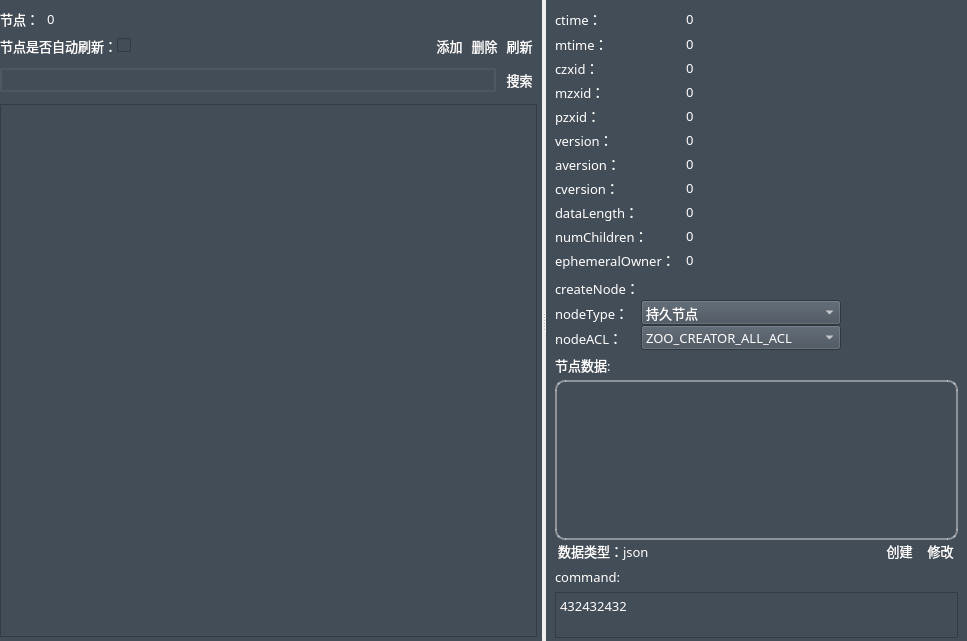
This is zookeeperwidget.ui in HuaGouFdog/Fdog-Kit as Qt 5 draws it before an edit. The edited form follows.
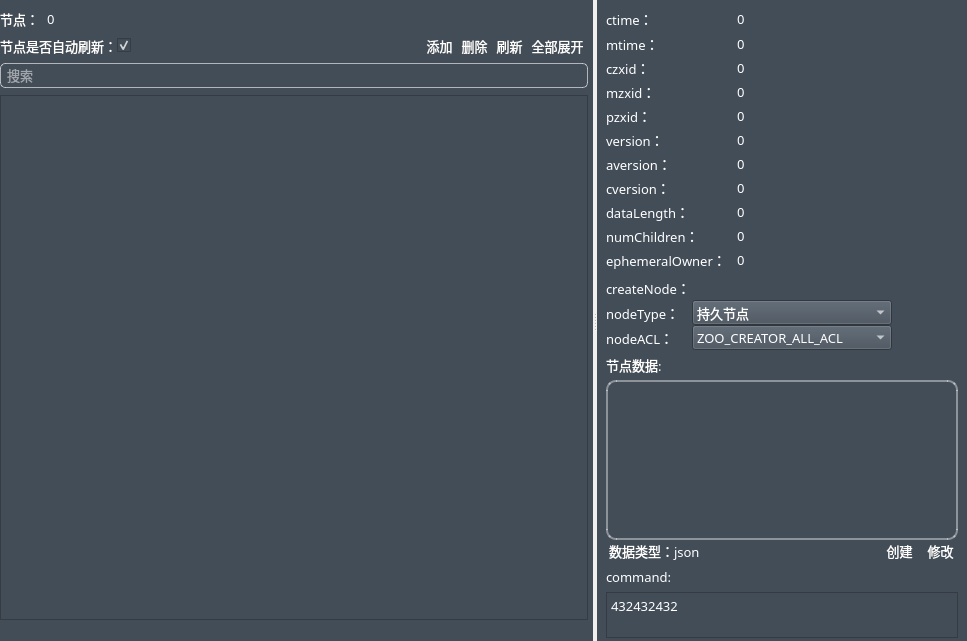
This is the edited form. Icons and pictures are not drawn.

Patch:
```diff
--- a/zookeeperwidget.ui
+++ b/zookeeperwidget.ui
@@ -93,7 +93,7 @@
         <number>5</number>
        </property>
        <property name="bottomMargin">
-        <number>3</number>
+        <number>20</number>
        </property>
        <item>
         <widget class="QWidget" name="horizontalWidget_1_1_l" native="true">
@@ -154,7 +154,7 @@
          <property name="minimumSize">
           <size>
            <width>0</width>
-           <height>0</height>
+           <height>22</height>
           </size>
          </property>
          <layout class="QHBoxLayout" name="horizontalLayout">
@@ -197,6 +197,12 @@
             <property name="text">
              <string/>
             </property>
+            <property name="checked">
+             <bool>true</bool>
+            </property>
+            <property name="tristate">
+             <bool>false</bool>
+            </property>
            </widget>
           </item>
           <item>
@@ -383,6 +389,63 @@
             </property>
            </widget>
           </item>
+          <item>
+           <widget class="QToolButton" name="toolButton_unfold">
+            <property name="minimumSize">
+             <size>
+              <width>0</width>
+              <height>22</height>
+             </size>
+            </property>
+            <property name="maximumSize">
+             <size>
+              <width>80</width>
+              <height>22</height>
+             </size>
+            </property>
+            <property name="font">
+             <font>
+              <family>OPPOSans B</family>
+              <pointsize>10</pointsize>
+              <stylestrategy>PreferAntialias</stylestrategy>
+             </font>
+            </property>
+            <property name="styleSheet">
+             <string notr="true">QToolButton {
+	color: rgb(255, 255, 255);
+	background-color: rgba(255, 255, 255, 0);
+	border: none;
+}
+
+QToolButton::menu-indicator { 
+	image: None;
+}
+
+ 
+QToolButton:hover {
+	color: rgb(255, 255, 255);
+	background-color: rgba(255, 255, 255, 0);
+	border: none;
+}</string>
+            </property>
+            <property name="text">
+             <string>全部展开</string>
+            </property>
+            <property name="icon">
+             <iconset resource="lib.qrc">
+              <normaloff>:/lib/update2.png</normaloff>:/lib/update2.png</iconset>
+            </property>
+            <property name="iconSize">
+             <size>
+              <width>14</width>
+              <height>14</height>
+             </size>
+            </property>
+            <property name="toolButtonStyle">
+             <enum>Qt::ToolButtonTextBesideIcon</enum>
+            </property>
+           </widget>
+          </item>
          </layout>
         </widget>
        </item>
@@ -391,18 +454,27 @@
          <property name="minimumSize">
           <size>
            <width>0</width>
-           <height>34</height>
+           <height>25</height>
           </size>
          </property>
+         <property name="styleSheet">
+          <string notr="true">#horizontalWidget_1_3_l{
+	border: 1px solid rgba(255, 255, 255, 150);
+	border-radius: 5px;
+}</string>
+         </property>
          <layout class="QHBoxLayout" name="horizontalLayout_3">
+          <property name="spacing">
+           <number>0</number>
+          </property>
           <property name="leftMargin">
-           <number>0</number>
+           <number>5</number>
           </property>
           <property name="topMargin">
            <number>0</number>
           </property>
           <property name="rightMargin">
-           <number>0</number>
+           <number>5</number>
           </property>
           <property name="bottomMargin">
            <number>0</number>
@@ -416,64 +488,50 @@
              </font>
             </property>
             <property name="styleSheet">
-             <string notr="true">border: 2px solid rgb(108, 117, 125, 65);</string>
+             <string notr="true"/>
             </property>
-           </widget>
-          </item>
-          <item>
-           <widget class="QToolButton" name="toolButton_search">
-            <property name="minimumSize">
-             <size>
-              <width>0</width>
-              <height>22</height>
-             </size>
-            </property>
-            <property name="maximumSize">
-             <size>
-              <width>55</width>
-              <height>22</height>
-             </size>
-            </property>
-            <property name="font">
-             <font>
-              <family>OPPOSans B</family>
-              <pointsize>10</pointsize>
-              <stylestrategy>PreferAntialias</stylestrategy>
-             </font>
-            </property>
-            <property name="styleSheet">
-             <string notr="true">QToolButton {
-	color: rgb(255, 255, 255);
-	background-color: rgba(255, 255, 255, 0);
-	border: none;
-}
-
-QToolButton::menu-indicator { 
-	image: None;
-}
-
- 
-QToolButton:hover {
-	color: rgb(255, 255, 255);
-	background-color: rgba(255, 255, 255, 0);
-	border: none;
-}</string>
-            </property>
-            <property name="text">
+            <property name="placeholderText">
              <string>搜索</string>
             </property>
+           </widget>
+          </item>
+          <item>
+           <widget class="QToolButton" name="toolButton">
+            <property name="styleSheet">
+             <string notr="true">QToolButton {
+	color: rgb(255, 255, 255);
+	background-color: rgba(255, 255, 255, 0);
+	border: none;
+}
+
+QToolButton::menu-indicator { 
+	image: None;
+}
+
+ 
+QToolButton:hover {
+	color: rgb(255, 255, 255);
+	background-color: rgba(255, 255, 255, 0);
+	border: none;
+}
+QToolButton::checked{
+	color: rgb(255, 255, 255);
+	border-radius: 2px;
+	border: 1px solid rgba(255, 255, 255, 80);
+}</string>
+            </property>
+            <property name="text">
+             <string/>
+            </property>
             <property name="icon">
              <iconset resource="lib.qrc">
               <normaloff>:/lib/soucuo.png</normaloff>:/lib/soucuo.png</iconset>
             </property>
-            <property name="iconSize">
-             <size>
-              <width>15</width>
-              <height>15</height>
-             </size>
+            <property name="checkable">
+             <bool>true</bool>
             </property>
-            <property name="toolButtonStyle">
-             <enum>Qt::ToolButtonTextBesideIcon</enum>
+            <property name="checked">
+             <bool>false</bool>
             </property>
            </widget>
           </item>
@@ -532,7 +590,7 @@
      <widget class="QWidget" name="verticalWidget_1_r" native="true">
       <property name="maximumSize">
        <size>
-        <width>421</width>
+        <width>370</width>
         <height>99999</height>
        </size>
       </property>
```
Left out of the diff: 43 changed lines with no effect on the pictures.
